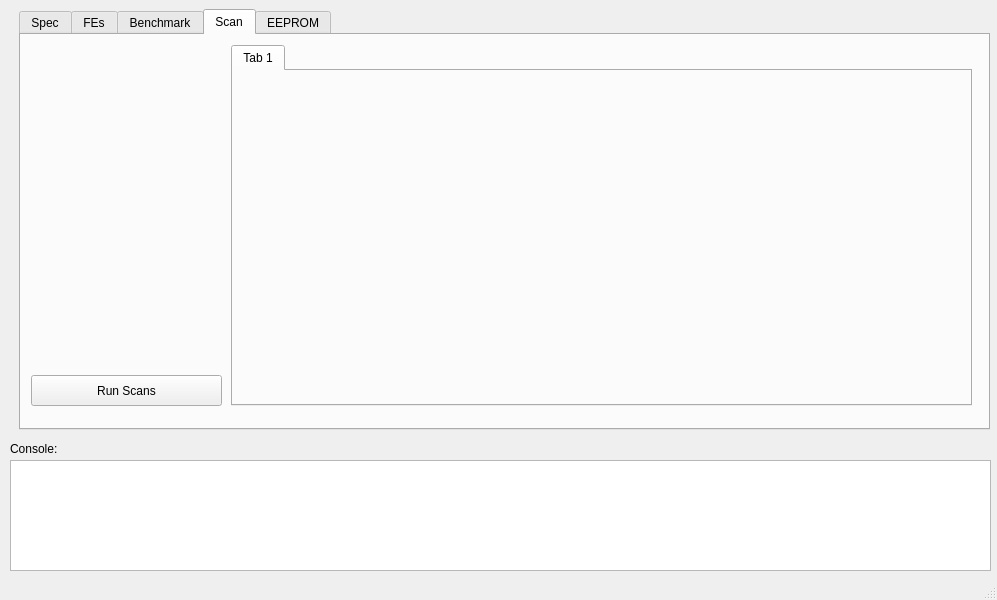
Yarr/Yarr, file gui/YarrGui/yarrgui.ui: the form before one commit.
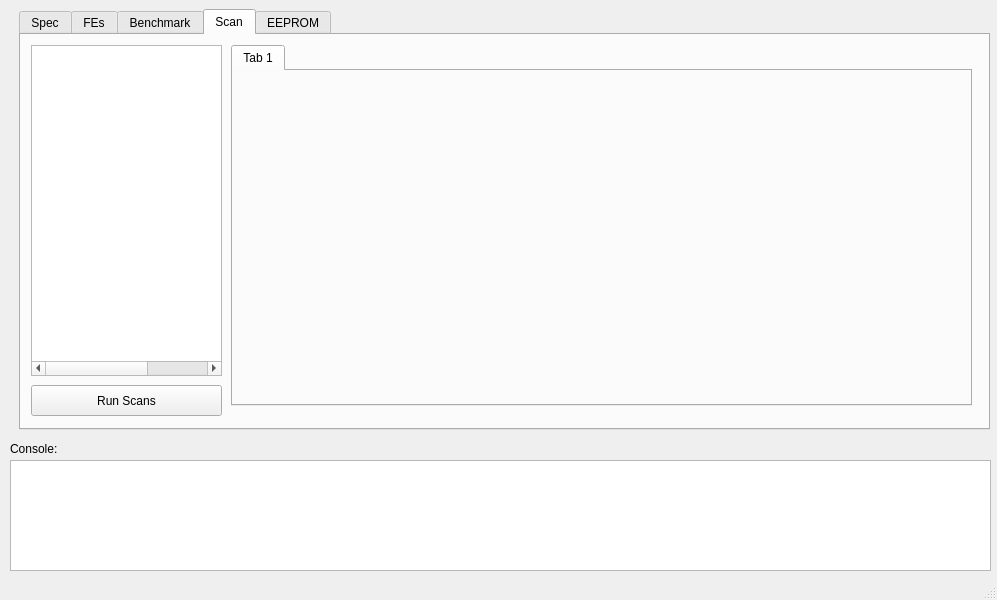
The form after the commit. Custom widgets are drawn as their Qt base class.

```diff
--- a/gui/YarrGui/yarrgui.ui
+++ b/gui/YarrGui/yarrgui.ui
@@ -775,7 +775,7 @@
       <property name="geometry">
        <rect>
         <x>10</x>
-        <y>340</y>
+        <y>350</y>
         <width>191</width>
         <height>31</height>
        </rect>
@@ -802,6 +802,40 @@
        </attribute>
       </widget>
      </widget>
+     <widget class="QTreeWidget" name="scanTree">
+      <property name="geometry">
+       <rect>
+        <x>10</x>
+        <y>10</y>
+        <width>191</width>
+        <height>331</height>
+       </rect>
+      </property>
+      <property name="columnCount">
+       <number>3</number>
+      </property>
+      <attribute name="headerVisible">
+       <bool>false</bool>
+      </attribute>
+      <attribute name="headerMinimumSectionSize">
+       <number>50</number>
+      </attribute>
+      <column>
+       <property name="text">
+        <string notr="true">1</string>
+       </property>
+      </column>
+      <column>
+       <property name="text">
+        <string notr="true">2</string>
+       </property>
+      </column>
+      <column>
+       <property name="text">
+        <string notr="true">3</string>
+       </property>
+      </column>
+     </widget>
     </widget>
     <widget class="QWidget" name="tab_2">
      <attribute name="title">
```
Left out of the diff: 18 changed lines with no effect on the pictures.
